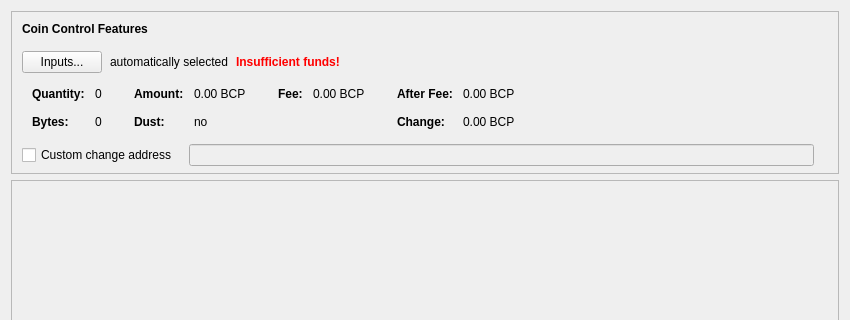
Before: the Qt Designer form src/qt/forms/sendcoinsdialog.ui in bcpay/bcp, drawn with Qt 5; both pictures show x 0 to 850 and y 0 to 320 of the 850 by 526 pixel window.
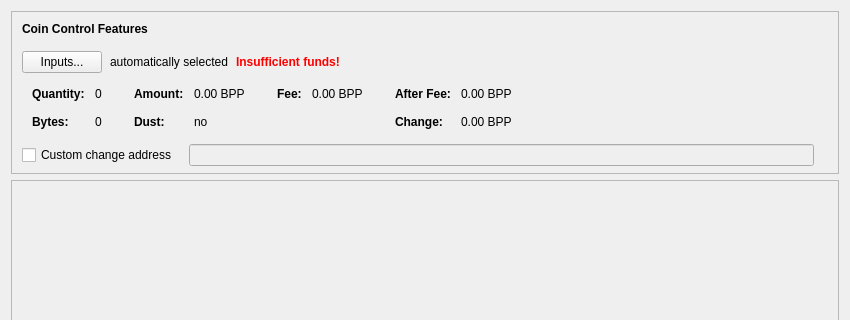
After: the same form once the commit is applied. Icons and pictures are not drawn. Custom widgets are drawn as their Qt base class.

```diff
--- a/src/qt/forms/sendcoinsdialog.ui
+++ b/src/qt/forms/sendcoinsdialog.ui
@@ -324,7 +324,7 @@
                   <enum>Qt::ActionsContextMenu</enum>
                  </property>
                  <property name="text">
-                  <string notr="true">0.00 BCP</string>
+                  <string notr="true">0.00 BPP</string>
                  </property>
                  <property name="textInteractionFlags">
                   <set>Qt::LinksAccessibleByMouse|Qt::TextSelectableByKeyboard|Qt::TextSelectableByMouse</set>
@@ -404,7 +404,7 @@
                   <enum>Qt::ActionsContextMenu</enum>
                  </property>
                  <property name="text">
-                  <string notr="true">0.00 BCP</string>
+                  <string notr="true">0.00 BPP</string>
                  </property>
                  <property name="textInteractionFlags">
                   <set>Qt::LinksAccessibleByMouse|Qt::TextSelectableByKeyboard|Qt::TextSelectableByMouse</set>
@@ -455,7 +455,7 @@
                   <enum>Qt::ActionsContextMenu</enum>
                  </property>
                  <property name="text">
-                  <string notr="true">0.00 BCP</string>
+                  <string notr="true">0.00 BPP</string>
                  </property>
                  <property name="textInteractionFlags">
                   <set>Qt::LinksAccessibleByMouse|Qt::TextSelectableByKeyboard|Qt::TextSelectableByMouse</set>
@@ -484,7 +484,7 @@
                   <enum>Qt::ActionsContextMenu</enum>
                  </property>
                  <property name="text">
-                  <string notr="true">0.00 BCP</string>
+                  <string notr="true">0.00 BPP</string>
                  </property>
                  <property name="textInteractionFlags">
                   <set>Qt::LinksAccessibleByMouse|Qt::TextSelectableByKeyboard|Qt::TextSelectableByMouse</set>
```
